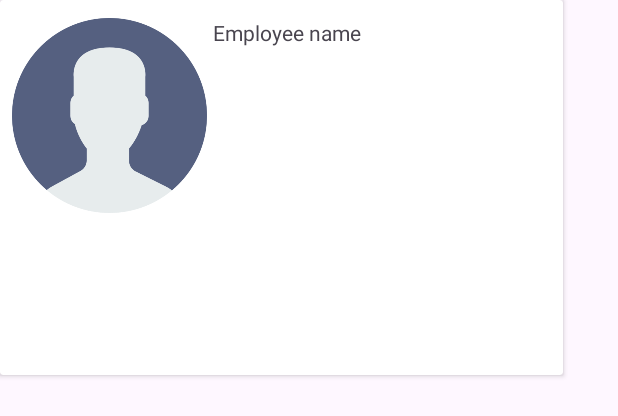
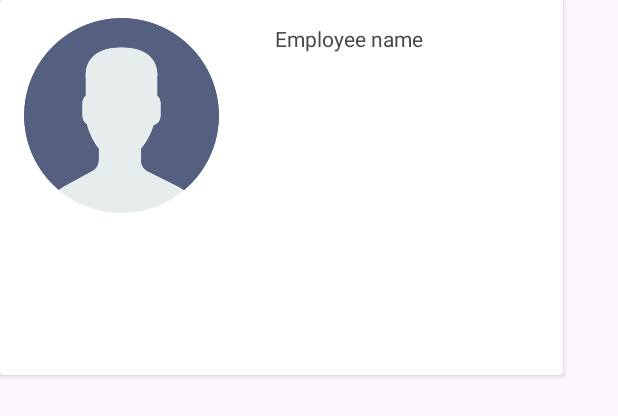
Before and after one commit to definetelynothacker/EMSadmin, an Android app: the layout employee_recycle_view.xml on its own in the app's theme, with its tools: preview values and no code run, on a phone screen of 412 x 824 dp. Shown: the top 416 px of the screen. Run offline under Robolectric (Android 15) with nearby library versions, the phone set to English and light mode, and no system bars.

```diff
--- a/app/src/main/java/com/example/emsadmin/EmployeeAdapter.kt
+++ b/app/src/main/java/com/example/emsadmin/EmployeeAdapter.kt
@@ -26,7 +26,7 @@ class EmployeeAdapter(private val employeeList: MutableList<Employee>):
     }
     override fun onCreateViewHolder(parent: ViewGroup, viewType: Int): EmployeeAdapter.ViewHolder {
         val view = LayoutInflater.from(parent.context)
-            .inflate(R.layout.employee_spinner_text_only, parent, false)
+            .inflate(R.layout.employee_recycle_view, parent, false)
         return ViewHolder(view)
     }
 
--- a/app/src/main/res/layout/employee_recycle_view.xml
+++ b/app/src/main/res/layout/employee_recycle_view.xml
@@ -24,11 +24,12 @@
                 android:id="@+id/imageViewProject"
                 android:layout_width="130dp"
                 android:layout_height="130dp"
-                android:layout_marginStart="8dp"
-                android:layout_marginTop="12dp"
+                android:layout_marginStart="16dp"
                 android:contentDescription="Employee image"
+                app:layout_constraintBottom_toBottomOf="parent"
                 app:layout_constraintStart_toStartOf="parent"
                 app:layout_constraintTop_toTopOf="parent"
+                app:layout_constraintVertical_bias="0.1"
                 app:srcCompat="@drawable/employee_default_logo" />
 
             <TextView
@@ -36,10 +37,13 @@
                 android:layout_width="wrap_content"
                 android:layout_height="wrap_content"
                 android:layout_marginStart="4dp"
-                android:layout_marginTop="12dp"
                 android:text="Employee name"
+                app:layout_constraintBottom_toBottomOf="parent"
+                app:layout_constraintEnd_toEndOf="parent"
+                app:layout_constraintHorizontal_bias="0.264"
                 app:layout_constraintStart_toEndOf="@+id/imageViewProject"
-                app:layout_constraintTop_toTopOf="parent" />
+                app:layout_constraintTop_toTopOf="parent"
+                app:layout_constraintVertical_bias="0.069" />
 
         </androidx.constraintlayout.widget.ConstraintLayout>
     </androidx.cardview.widget.CardView>
```
Also changed, not shown: app/src/main/java/com/example/emsadmin/DepartmentActivity.kt (+9 -8 lines), app/src/main/java/com/example/emsadmin/ProjectActivity.kt (+18 -0 lines), app/src/main/res/layout/employee_spinner_text_only.xml (+5 -12 lines), app/src/main/res/layout/project_spinner_text_only.xml (+5 -12 lines), app/src/main/res/layout/task_spinner_text_only.xml (+5 -12 lines).
